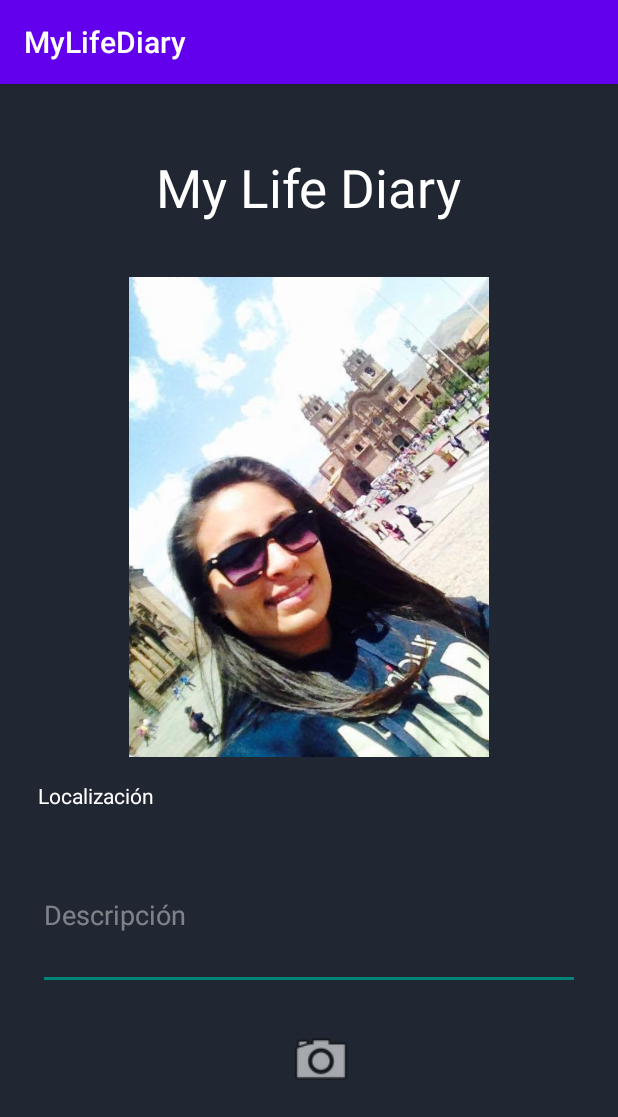
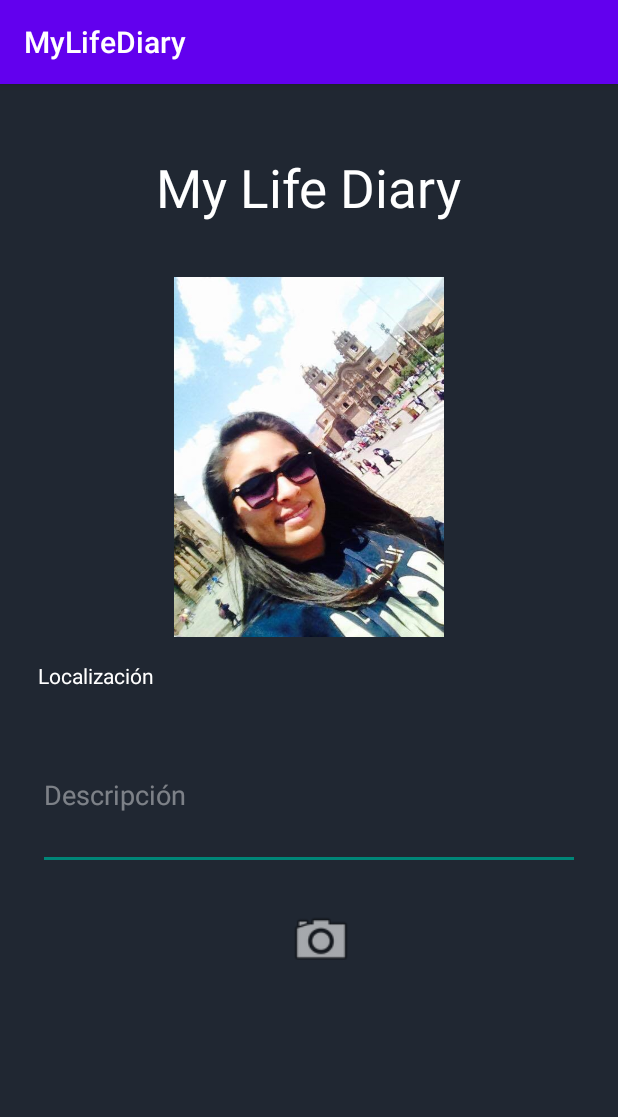
Before and after one commit to EALaura/MyLifeDiary, an Android app: the principalActivity screen opened directly, with no data from a screen before it, on a phone screen of 412 x 824 dp. Shown: the top 1117 px of the screen. Run offline under Robolectric (Android 15) with nearby library versions, the phone set to English and light mode, and no system bars.

Commit message:
Update activity_principal.xml

```diff
--- a/Proyecto/app/src/main/res/layout/activity_principal.xml
+++ b/Proyecto/app/src/main/res/layout/activity_principal.xml
@@ -23,8 +23,8 @@
 
     <ImageView
         android:id="@+id/view_img"
-        android:layout_width="240dp"
-        android:layout_height="320dp"
+        android:layout_width="230dp"
+        android:layout_height="240dp"
         android:layout_marginTop="16dp"
         app:layout_constraintEnd_toEndOf="parent"
         app:layout_constraintHorizontal_bias="0.498"
```
